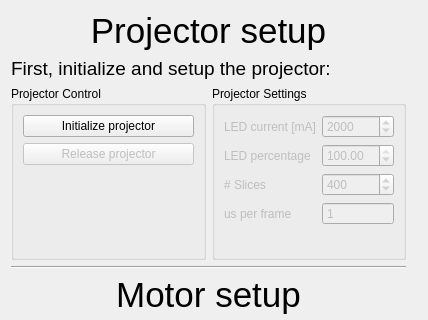
Before: the Qt Designer form src/ProjectorWidgetPage.ui in CarloNicolini/Volvux, drawn with Qt 5; both pictures show x 0 to 428 and y 0 to 320 of the 428 by 576 pixel window.
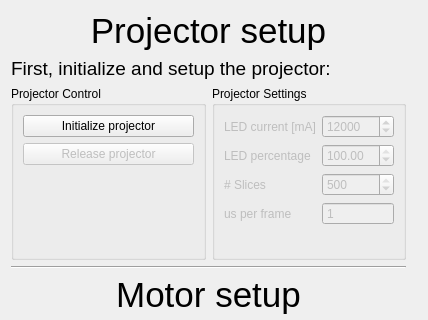
After: the same form once the commit is applied.

```diff
--- a/src/ProjectorWidgetPage.ui
+++ b/src/ProjectorWidgetPage.ui
@@ -143,7 +143,7 @@
             <number>100</number>
            </property>
            <property name="value">
-            <number>2000</number>
+            <number>12000</number>
            </property>
           </widget>
          </item>
@@ -195,7 +195,7 @@
             <number>500</number>
            </property>
            <property name="value">
-            <number>400</number>
+            <number>500</number>
            </property>
           </widget>
          </item>
```
